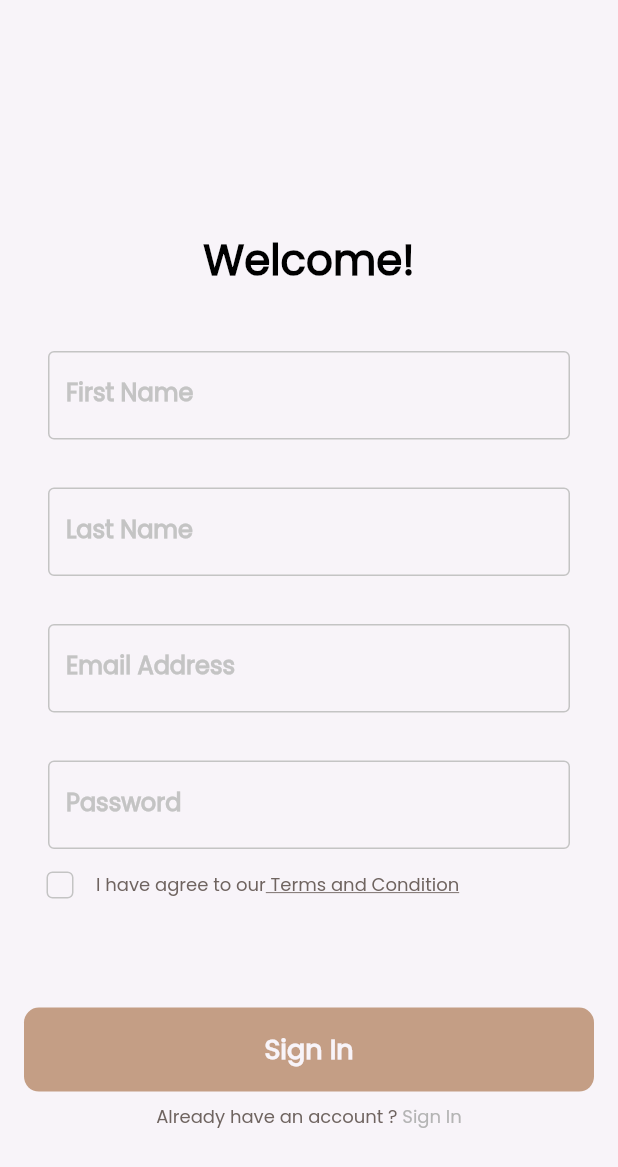
After one commit to ebrahim969/dalel, a Flutter app: the screen it shows after launch, after a tap on "Skip", on a phone screen of 412 x 824 dp. The commit adds this screen. Shown: the top 1167 px of the screen. Run offline on Flutter 3.47's test engine with Material 2 defaults, Android fonts, the phone set to English and light mode, and no system bars; our stand-ins replace firebase_auth, firebase_core, flutter_bloc, get, get_it, shared_preferences and 1 more; accounts and stored records are empty.

Commit message:
sign-up with email and password

```diff
--- /dev/null
+++ b/lib/app/dalel_app.dart
@@ -0,0 +1,19 @@
+
+import 'package:flutter/material.dart';
+import 'package:get/get.dart';
+
+import '../core/utils/app_colors.dart';
+import '../features/splash/presentation/views/splash_view.dart';
+
+class Dalel extends StatelessWidget {
+  const Dalel({super.key});
+
+  @override
+  Widget build(BuildContext context) {
+    return  GetMaterialApp(
+      theme: ThemeData(scaffoldBackgroundColor: AppColors.backGroundColor),
+      debugShowCheckedModeBanner: false,
+      home: const SplashView(),
+    );
+  }
+}
--- /dev/null
+++ b/lib/core/functions/check_user_state.dart
@@ -0,0 +1,18 @@
+import 'package:firebase_auth/firebase_auth.dart';
+import 'package:flutter/foundation.dart';
+
+void checkUserState() {
+  FirebaseAuth.instance
+  .authStateChanges()
+  .listen((User? user) {
+    if (user == null) {
+      if (kDebugMode) {
+        print('User is currently signed out!');
+      }
+    } else {
+      if (kDebugMode) {
+        print('User is signed in!');
+      }
+    }
+  });
+}
--- a/lib/features/auth/presentation/cubits/cubit/auth_cubit.dart
+++ b/lib/features/auth/presentation/cubits/cubit/auth_cubit.dart
@@ -1,6 +1,36 @@
+import 'dart:developer';
+
+import 'package:firebase_auth/firebase_auth.dart';
 import 'package:flutter_bloc/flutter_bloc.dart';
 import 'auth_state.dart';
 
 class AuthCubit extends Cubit<AuthState> {
   AuthCubit() : super(AuthInitial());
+
+  late String? fristName;
+  late String? lastName;
+  late String? emailAddress;
+  late String? password;
+  signUpWithEmailAndPassword() async {
+    try {
+      emit(AuthLoading());
+      final credential =
+          await FirebaseAuth.instance.createUserWithEmailAndPassword(
+        email: emailAddress!,
+        password: password!,
+      );
+      emit(AuthSuccess());
+      log("success");
+    } on FirebaseAuthException catch (e) {
+      if (e.code == 'weak-password') {
+        log("failure");
+        emit(AuthFailure("The password provided is too weak"));
+      } else if (e.code == 'email-already-in-use') {
+        emit(AuthFailure("The account already exists for that email"));
+      }
+    } catch (e) {
+      log("failure");
+      emit(AuthFailure(e.toString()));
+    }
+  }
 }
--- a/lib/features/auth/presentation/cubits/cubit/auth_state.dart
+++ b/lib/features/auth/presentation/cubits/cubit/auth_state.dart
@@ -2,3 +2,10 @@
 abstract class AuthState {}
 
 class AuthInitial extends AuthState {}
+class AuthLoading extends AuthState {}
+class AuthSuccess extends AuthState {}
+class AuthFailure extends AuthState {
+  final String errMessage;
+
+  AuthFailure(this.errMessage);
+}
--- /dev/null
+++ b/lib/features/auth/presentation/widgets/sign_up_widgets/custom_sign_up_form.dart
@@ -0,0 +1,55 @@
+import 'dart:developer';
+
+import 'package:dalel_app/features/auth/presentation/cubits/cubit/auth_cubit.dart';
+import 'package:dalel_app/features/auth/presentation/cubits/cubit/auth_state.dart';
+import 'package:dalel_app/features/auth/presentation/widgets/sign_up_widgets/terms_and_condition_widget.dart';
+import 'package:flutter/cupertino.dart';
+import 'package:flutter_bloc/flutter_bloc.dart';
+import 'package:get/get.dart';
+import '../../../../../core/utils/app_strings.dart';
+import '../../../../../core/widgets/custom_button.dart';
+import 'custom_txt_field.dart';
+
+class CustomSignUpForm extends StatelessWidget {
+  const CustomSignUpForm({super.key});
+
+  @override
+  Widget build(BuildContext context) {
+    return BlocConsumer<AuthCubit, AuthState>(
+      listener: (context, state) {
+      },
+      builder: (context, state) {
+        return Form(
+          child: Column(
+        children: [
+           CustomTextFormFeild(textFieldName: AppStrings.fristName,
+            onChange: (fristName) {
+            context.read<AuthCubit>().fristName = fristName;
+          },),
+           CustomTextFormFeild(textFieldName: AppStrings.lastName,
+          onChange: (lastName) {
+            context.read<AuthCubit>().lastName = lastName;
+          },),
+           CustomTextFormFeild(textFieldName: AppStrings.emailAddress,
+          onChange: (emailAddress) {
+            context.read<AuthCubit>().emailAddress = emailAddress;
+          },),
+           CustomTextFormFeild(textFieldName: AppStrings.password,
+           onChange: (password) {
+            context.read<AuthCubit>().password = password;
+          },),
+          const TermsAndConditionWidget(),
+          SizedBox(height: Get.height * .07),
+          CustomButton(
+              text: AppStrings.signIn,
+              onPressed: () {
+                context.read<AuthCubit>().signUpWithEmailAndPassword();
+              },
+            ),
+        ],
+      ));
+      },
+    );
+
+  }
+}
--- a/lib/features/auth/presentation/widgets/sign_up_widgets/custom_txt_field.dart
+++ b/lib/features/auth/presentation/widgets/sign_up_widgets/custom_txt_field.dart
@@ -4,14 +4,18 @@ import '../../../../../core/utils/app_colors.dart';
 import '../../../../../core/utils/app_styles.dart';
 
 
-class CustomTextFeild extends StatelessWidget {
-  const CustomTextFeild({super.key, required this.textFieldName});
+class CustomTextFormFeild extends StatelessWidget {
+  const CustomTextFormFeild({super.key, required this.textFieldName, this.onChange, this.onFieldSubmitted});
   final String textFieldName;
+  final void Function(String)? onChange;
+  final void Function(String)? onFieldSubmitted;
   @override
   Widget build(BuildContext context) {
     return  Padding(
       padding: const EdgeInsets.only(top: 32, right: 16, left: 16),
-      child: TextField(
+      child: TextFormField(
+        onChanged: onChange,
+        onFieldSubmitted: onFieldSubmitted,
         decoration: InputDecoration(
           labelText: textFieldName,
           labelStyle: CustomTextStyles.poppins500Style24.copyWith(fontSize: 16, color: AppColors.gray),
--- a/lib/main.dart
+++ b/lib/main.dart
@@ -1,10 +1,9 @@
 import 'package:dalel_app/core/database/caches/cache_helper.dart';
 import 'package:dalel_app/core/services/service_locator.dart';
-import 'package:dalel_app/features/splash/presentation/views/splash_view.dart';
 import 'package:firebase_core/firebase_core.dart';
 import 'package:flutter/material.dart';
-import 'package:get/get.dart';
-import 'core/utils/app_colors.dart';
+import 'app/dalel_app.dart';
+import 'core/functions/check_user_state.dart';
 import 'firebase_options.dart';
 
 void main() async{
@@ -14,18 +13,6 @@ void main() async{
   );
   setupServiceLocator();
   await getIt<CachHelper>().init();
+  checkUserState();
   runApp(const Dalel());
 }
-
-class Dalel extends StatelessWidget {
-  const Dalel({super.key});
-
-  @override
-  Widget build(BuildContext context) {
-    return  GetMaterialApp(
-      theme: ThemeData(scaffoldBackgroundColor: AppColors.backGroundColor),
-      debugShowCheckedModeBanner: false,
-      home: const SplashView(),
-    );
-  }
-}
--- a/pubspec.yaml
+++ b/pubspec.yaml
@@ -29,6 +29,7 @@ environment:
 # versions available, run `flutter pub outdated`.
 dependencies:
   cupertino_icons: ^1.0.2
+  firebase_auth: ^4.12.1
   firebase_core: ^2.21.0
   flutter:
     sdk: flutter
```
Also changed, not shown: lib/features/auth/presentation/widgets/sign_up_widgets/sign_up_view_body.dart (+16 -66 lines), pubspec.lock, 3 other files.
